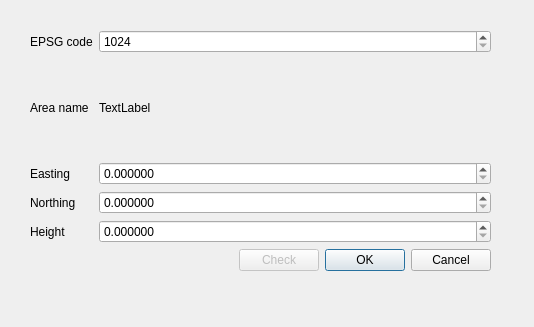
This is src/OpenInfraPlatform/Forms/AddGeoreferenceDialog.ui in tumcms/Open-Infra-Platform as Qt 5 draws it before an edit. The edited form follows.
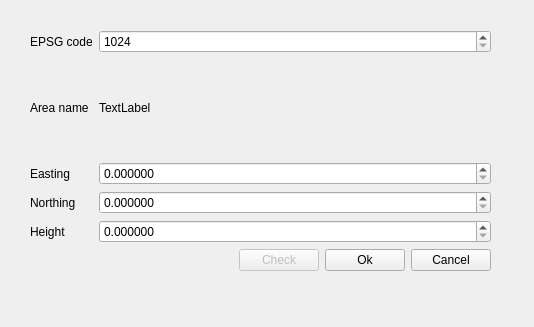
This is the edited form.

Patch:
```diff
--- a/src/OpenInfraPlatform/Forms/AddGeoreferenceDialog.ui
+++ b/src/OpenInfraPlatform/Forms/AddGeoreferenceDialog.ui
@@ -123,18 +123,16 @@
          </widget>
         </item>
         <item>
-         <widget class="QDialogButtonBox" name="buttonBoxOkCancel">
-          <property name="locale">
-           <locale language="English" country="UnitedStates"/>
+         <widget class="QPushButton" name="pushButtonOk">
+          <property name="text">
+           <string>Ok</string>
           </property>
-          <property name="orientation">
-           <enum>Qt::Horizontal</enum>
-          </property>
-          <property name="standardButtons">
-           <set>QDialogButtonBox::Cancel|QDialogButtonBox::Ok</set>
-          </property>
-          <property name="centerButtons">
-           <bool>false</bool>
+         </widget>
+        </item>
+        <item>
+         <widget class="QPushButton" name="pushButtonCancel">
+          <property name="text">
+           <string>Cancel</string>
           </property>
          </widget>
         </item>
```
Left out of the diff: 35 changed lines with no effect on the pictures.
